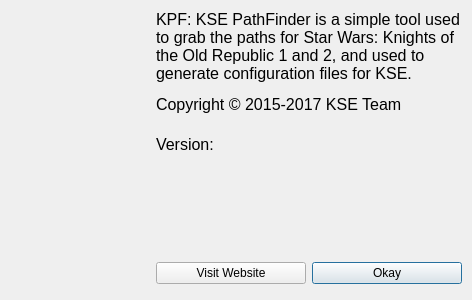
Before: the Qt Designer form src/aboutdialog.ui in WessellUrdata/kpf-qt, drawn with Qt 5.
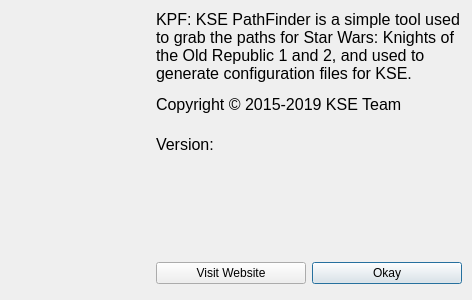
After: the same form once the commit is applied. Icons and pictures are not drawn.

```diff
--- a/src/aboutdialog.ui
+++ b/src/aboutdialog.ui
@@ -112,7 +112,7 @@
           <string notr="true">font-size: 16px;</string>
          </property>
          <property name="text">
-          <string>&lt;html&gt;&lt;head/&gt;&lt;body&gt;&lt;p&gt;KPF: KSE PathFinder is a simple tool used to grab the paths for Star Wars: Knights of the Old Republic 1 and 2, and used to generate configuration files for KSE.&lt;/p&gt;&lt;p&gt;Copyright © 2015-2017 KSE Team&lt;/p&gt;&lt;/body&gt;&lt;/html&gt;</string>
+          <string>&lt;html&gt;&lt;head/&gt;&lt;body&gt;&lt;p&gt;KPF: KSE PathFinder is a simple tool used to grab the paths for Star Wars: Knights of the Old Republic 1 and 2, and used to generate configuration files for KSE.&lt;/p&gt;&lt;p&gt;Copyright © 2015-2019 KSE Team&lt;/p&gt;&lt;/body&gt;&lt;/html&gt;</string>
          </property>
          <property name="wordWrap">
           <bool>true</bool>
```
